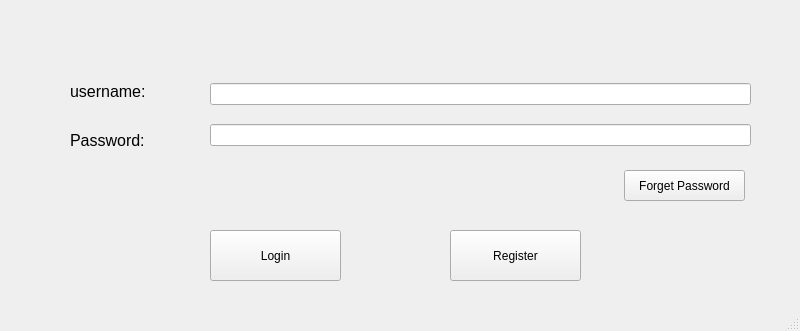
The window that SocialMedia/mainwindow.ui (AP-projects-4001/daru) describes before a commit, drawn with Qt 5.
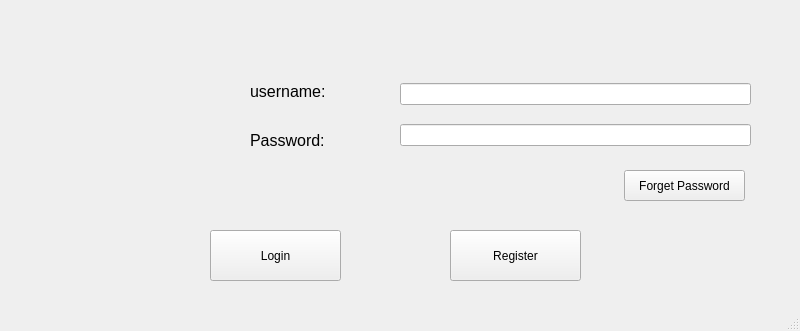
The same window after the commit.

```diff
--- a/SocialMedia/mainwindow.ui
+++ b/SocialMedia/mainwindow.ui
@@ -17,7 +17,7 @@
    <widget class="QWidget" name="verticalLayoutWidget">
     <property name="geometry">
      <rect>
-      <x>70</x>
+      <x>250</x>
       <y>70</y>
       <width>121</width>
       <height>91</height>
@@ -56,9 +56,9 @@
    <widget class="QWidget" name="verticalLayoutWidget_2">
     <property name="geometry">
      <rect>
-      <x>210</x>
+      <x>400</x>
       <y>70</y>
-      <width>541</width>
+      <width>351</width>
       <height>91</height>
      </rect>
     </property>
@@ -67,7 +67,11 @@
       <widget class="QLineEdit" name="User_Line"/>
      </item>
      <item>
-      <widget class="QLineEdit" name="Line_Pass"/>
+      <widget class="QLineEdit" name="Line_Pass">
+       <property name="echoMode">
+        <enum>QLineEdit::Password</enum>
+       </property>
+      </widget>
      </item>
     </layout>
    </widget>
@@ -110,6 +114,19 @@
      <string>Register</string>
     </property>
    </widget>
+   <widget class="QLabel" name="picLabel">
+    <property name="geometry">
+     <rect>
+      <x>40</x>
+      <y>40</y>
+      <width>171</width>
+      <height>161</height>
+     </rect>
+    </property>
+    <property name="text">
+     <string/>
+    </property>
+   </widget>
   </widget>
   <widget class="QMenuBar" name="menubar">
    <property name="geometry">
```
Left out of the diff: 2 changed lines with no effect on the pictures.
